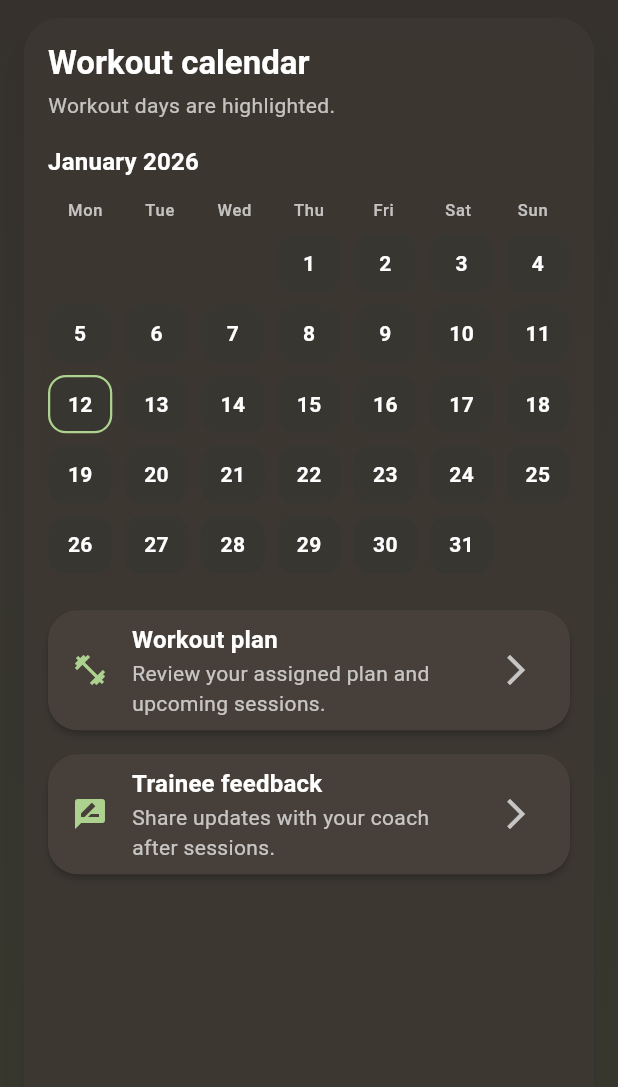
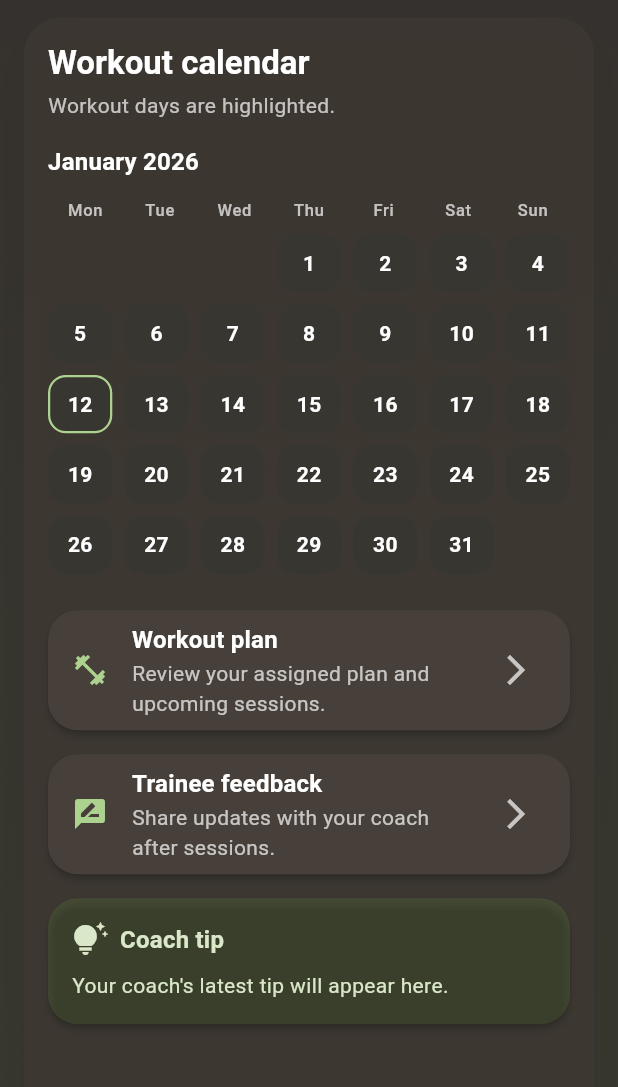
Before and after one commit to igodip/calisthenics-app, a Flutter app: the AuthGate screen opened directly, on a phone screen of 412 x 824 dp, the part 84-1171 px from its top. Run offline on Flutter 3.47's test engine with Material 3 defaults, Android fonts, the phone set to English and light mode, and no system bars; our stand-ins replace app_links, shared_preferences, supabase_flutter; accounts and stored records are empty.

Commit message:
Add coach tip highlight to home

```diff
--- a/lib/l10n/app_en.arb
+++ b/lib/l10n/app_en.arb
@@ -135,6 +135,8 @@
   "homeWorkoutPlanSubtitle": "Review your assigned plan and upcoming sessions.",
   "homeTraineeFeedbackTitle": "Trainee feedback",
   "homeTraineeFeedbackSubtitle": "Share updates with your coach after sessions.",
+  "homeCoachTipTitle": "Coach tip",
+  "homeCoachTipPlaceholder": "Your coach's latest tip will appear here.",
   "workoutPlanTitle": "Workout plan",
   "traineeFeedbackTitle": "Trainee feedback",
   "traineeFeedbackSubtitle": "Tell your coach how you're feeling and how the plan is going.",
--- a/lib/l10n/app_it.arb
+++ b/lib/l10n/app_it.arb
@@ -135,6 +135,8 @@
   "homeWorkoutPlanSubtitle": "Rivedi il piano assegnato e le prossime sessioni.",
   "homeTraineeFeedbackTitle": "Feedback atleta",
   "homeTraineeFeedbackSubtitle": "Condividi aggiornamenti con il tuo coach dopo le sessioni.",
+  "homeCoachTipTitle": "Consiglio del coach",
+  "homeCoachTipPlaceholder": "Qui troverai l'ultimo consiglio del tuo coach.",
   "workoutPlanTitle": "Piano di allenamento",
   "traineeFeedbackTitle": "Feedback atleta",
   "traineeFeedbackSubtitle": "Racconta al tuo coach come ti senti e come procede il piano.",
--- a/lib/l10n/app_localizations.dart
+++ b/lib/l10n/app_localizations.dart
@@ -728,6 +728,18 @@ abstract class AppLocalizations {
   /// **'Condividi aggiornamenti con il tuo coach dopo le sessioni.'**
   String get homeTraineeFeedbackSubtitle;
 
+  /// No description provided for @homeCoachTipTitle.
+  ///
+  /// In it, this message translates to:
+  /// **'Consiglio del coach'**
+  String get homeCoachTipTitle;
+
+  /// No description provided for @homeCoachTipPlaceholder.
+  ///
+  /// In it, this message translates to:
+  /// **'Qui troverai l'ultimo consiglio del tuo coach.'**
+  String get homeCoachTipPlaceholder;
+
   /// No description provided for @workoutPlanTitle.
   ///
   /// In it, this message translates to:
--- a/lib/l10n/app_localizations_en.dart
+++ b/lib/l10n/app_localizations_en.dart
@@ -386,6 +386,13 @@ class AppLocalizationsEn extends AppLocalizations {
   @override
   String get homeTraineeFeedbackSubtitle =>
       'Share updates with your coach after sessions.';
+
+  @override
+  String get homeCoachTipTitle => 'Coach tip';
+
+  @override
+  String get homeCoachTipPlaceholder =>
+      'Your coach\'s latest tip will appear here.';
 
   @override
   String get workoutPlanTitle => 'Workout plan';
--- a/lib/l10n/app_localizations_it.dart
+++ b/lib/l10n/app_localizations_it.dart
@@ -391,6 +391,13 @@ class AppLocalizationsIt extends AppLocalizations {
   @override
   String get homeTraineeFeedbackSubtitle =>
       'Condividi aggiornamenti con il tuo coach dopo le sessioni.';
+
+  @override
+  String get homeCoachTipTitle => 'Consiglio del coach';
+
+  @override
+  String get homeCoachTipPlaceholder =>
+      'Qui troverai l\'ultimo consiglio del tuo coach.';
 
   @override
   String get workoutPlanTitle => 'Piano di allenamento';
--- a/lib/pages/home_content.dart
+++ b/lib/pages/home_content.dart
@@ -97,6 +97,8 @@ class _HomeContentState extends State<HomeContent> {
                 _TraineeFeedbackLinkSection(
                   onOpenFeedback: _openTraineeFeedback,
                 ),
+                const SizedBox(height: 16),
+                const _CoachTipSection(),
               ],
             );
           },
@@ -493,3 +495,48 @@ class _TraineeFeedbackLinkSection extends StatelessWidget {
     );
   }
 }
+
+class _CoachTipSection extends StatelessWidget {
+  const _CoachTipSection();
+
+  @override
+  Widget build(BuildContext context) {
+    final l10n = AppLocalizations.of(context)!;
+    final theme = Theme.of(context);
+
+    return Card(
+      color: theme.colorScheme.secondaryContainer,
+      child: Padding(
+        padding: const EdgeInsets.all(16),
+        child: Column(
+          crossAxisAlignment: CrossAxisAlignment.start,
+          children: [
+            Row(
+              children: [
+                Icon(
+                  Icons.tips_and_updates,
+                  color: theme.colorScheme.onSecondaryContainer,
+                ),
+                const SizedBox(width: 8),
+                Text(
+                  l10n.homeCoachTipTitle,
+                  style: theme.textTheme.titleMedium?.copyWith(
+                    fontWeight: FontWeight.w600,
+                    color: theme.colorScheme.onSecondaryContainer,
+                  ),
+                ),
+              ],
+            ),
+            const SizedBox(height: 8),
+            Text(
+              l10n.homeCoachTipPlaceholder,
+              style: theme.textTheme.bodyMedium?.copyWith(
+                color: theme.colorScheme.onSecondaryContainer,
+              ),
+            ),
+          ],
+        ),
+      ),
+    );
+  }
+}
```
